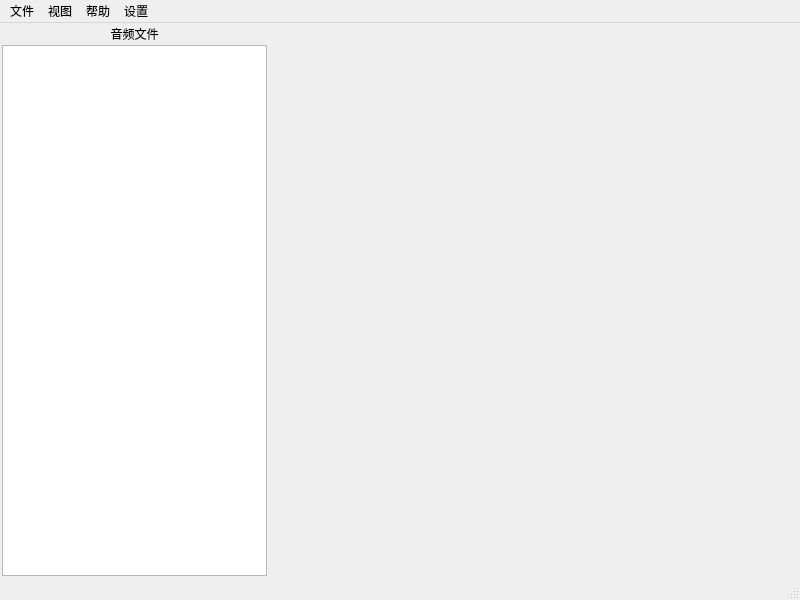
Old version of the form mainwindow.ui in the repository xiangCaO233/XPlayer.
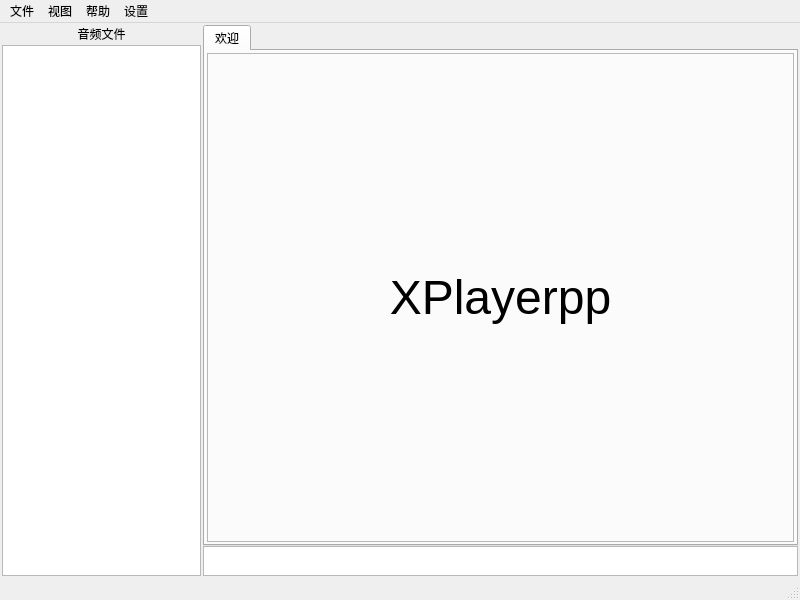
New version of the form.

Diff of the .ui file:
```diff
--- a/mainwindow.ui
+++ b/mainwindow.ui
@@ -20,7 +20,7 @@
    <property name="locale">
     <locale language="Chinese" country="China"/>
    </property>
-   <layout class="QHBoxLayout" name="horizontalLayout" stretch="1,2">
+   <layout class="QHBoxLayout" name="horizontalLayout" stretch="1,3">
     <property name="spacing">
      <number>2</number>
     </property>
@@ -71,7 +71,112 @@
      </widget>
     </item>
     <item>
-     <widget class="QWidget" name="device_container" native="true"/>
+     <widget class="QWidget" name="device_container" native="true">
+      <layout class="QVBoxLayout" name="verticalLayout_2">
+       <property name="spacing">
+        <number>0</number>
+       </property>
+       <property name="leftMargin">
+        <number>0</number>
+       </property>
+       <property name="topMargin">
+        <number>0</number>
+       </property>
+       <property name="rightMargin">
+        <number>0</number>
+       </property>
+       <property name="bottomMargin">
+        <number>0</number>
+       </property>
+       <item>
+        <widget class="QTabWidget" name="device_tab_widget">
+         <widget class="QWidget" name="tab">
+          <attribute name="title">
+           <string>欢迎</string>
+          </attribute>
+          <layout class="QHBoxLayout" name="horizontalLayout_2">
+           <property name="spacing">
+            <number>0</number>
+           </property>
+           <property name="leftMargin">
+            <number>0</number>
+           </property>
+           <property name="topMargin">
+            <number>0</number>
+           </property>
+           <property name="rightMargin">
+            <number>0</number>
+           </property>
+           <property name="bottomMargin">
+            <number>0</number>
+           </property>
+           <item>
+            <widget class="QWidget" name="widget" native="true">
+             <layout class="QHBoxLayout" name="horizontalLayout_3">
+              <property name="spacing">
+               <number>0</number>
+              </property>
+              <property name="leftMargin">
+               <number>2</number>
+              </property>
+              <property name="topMargin">
+               <number>2</number>
+              </property>
+              <property name="rightMargin">
+               <number>2</number>
+              </property>
+              <property name="bottomMargin">
+               <number>2</number>
+              </property>
+              <item>
+               <widget class="QLabel" name="label">
+                <property name="font">
+                 <font>
+                  <pointsize>36</pointsize>
+                 </font>
+                </property>
+                <property name="frameShape">
+                 <enum>QFrame::StyledPanel</enum>
+                </property>
+                <property name="frameShadow">
+                 <enum>QFrame::Sunken</enum>
+                </property>
+                <property name="lineWidth">
+                 <number>2</number>
+                </property>
+                <property name="midLineWidth">
+                 <number>2</number>
+                </property>
+                <property name="text">
+                 <string>XPlayerpp</string>
+                </property>
+                <property name="scaledContents">
+                 <bool>false</bool>
+                </property>
+                <property name="alignment">
+                 <set>Qt::AlignCenter</set>
+                </property>
+               </widget>
+              </item>
+             </layout>
+            </widget>
+           </item>
+          </layout>
+         </widget>
+        </widget>
+       </item>
+       <item>
+        <widget class="QPlainTextEdit" name="command_line">
+         <property name="maximumSize">
+          <size>
+           <width>16777215</width>
+           <height>30</height>
+          </size>
+         </property>
+        </widget>
+       </item>
+      </layout>
+     </widget>
     </item>
    </layout>
   </widget>
```
Left out of the diff: 9 changed lines with no effect on the pictures.
